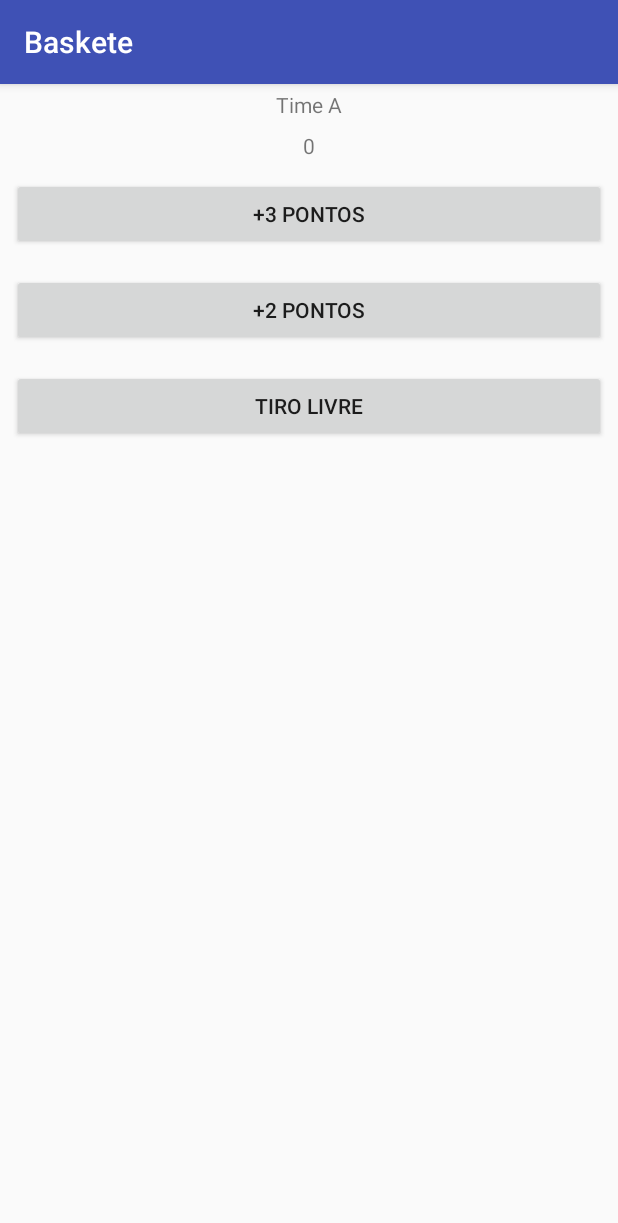
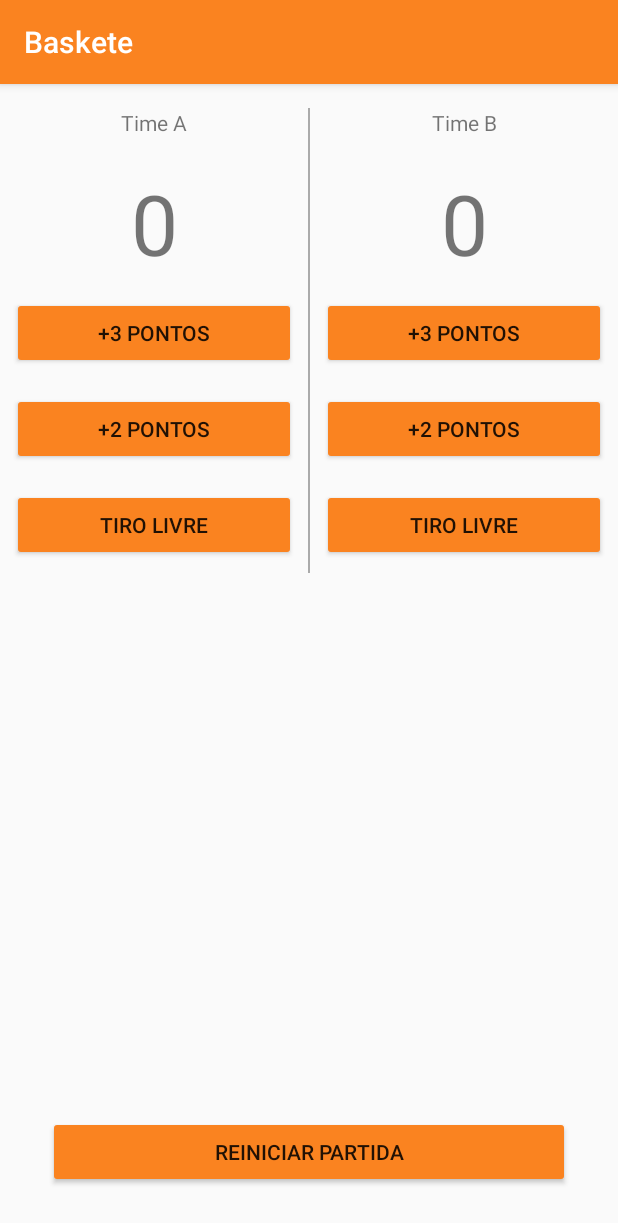
Before and after one commit to gercifilho/Android-Baskete, an Android app: the screen it shows after launch (MainActivity), on a phone screen of 412 x 824 dp. Shown: the top 1223 px of the screen. Run offline under Robolectric (Android 15) with nearby library versions, the phone set to English and light mode, and no system bars.

Commit message:
melhoria no layout

```diff
--- a/app/src/main/java/br/com/pocomartins/baskete/MainActivity.java
+++ b/app/src/main/java/br/com/pocomartins/baskete/MainActivity.java
@@ -7,7 +7,8 @@ import android.widget.Button;
 import android.widget.TextView;
 
 public class MainActivity extends AppCompatActivity {
-    private int pontuacaoTimeA =0;
+    private int pontuacaoTimeA = 0;
+    private int pontuacaoTimeB = 0;
 
     @Override
     protected void onCreate(Bundle savedInstanceState) {
@@ -38,7 +39,37 @@ public class MainActivity extends AppCompatActivity {
             }
         });
 
+        Button botaoTresPontosTimeB = (Button) findViewById(R.id.tresPontosB);
+        botaoTresPontosTimeB.setOnClickListener(new View.OnClickListener() {
+            @Override
+            public void onClick(View v) {
+                addTresPontosTimeB();
+            }
+        });
 
+        Button botaodoisPontosTimeB = (Button) findViewById(R.id.doisPontosB);
+        botaodoisPontosTimeB.setOnClickListener(new View.OnClickListener() {
+            @Override
+            public void onClick(View v) {
+                addDoisPontosTimeB();
+            }
+        });
+
+        Button tiroslivresB = (Button) findViewById(R.id.tiroslivresB);
+        tiroslivresB.setOnClickListener(new View.OnClickListener() {
+            @Override
+            public void onClick(View v) {
+                addUmPontosTimeB();
+            }
+        });
+
+        Button reinicarPartida = (Button) findViewById(R.id.reiniciar);
+        reinicarPartida.setOnClickListener(new View.OnClickListener() {
+            @Override
+            public void onClick(View v) {
+                reiniciarPartida();
+            }
+        });
 
 
     }
@@ -46,6 +77,11 @@ public class MainActivity extends AppCompatActivity {
     public void mostraPlacarTimeA(int pontuacao) {
         TextView placarTimeA = (TextView) findViewById(R.id.placaTimeA);
         placarTimeA.setText(String.valueOf(pontuacao));
+    }
+
+    public void mostraPlacarTimeB(int pontuacao) {
+        TextView placarTimeB = (TextView) findViewById(R.id.placaTimeB);
+        placarTimeB.setText(String.valueOf(pontuacao));
     }
 
     public void addTresPontosTimeA() {
@@ -62,4 +98,29 @@ public class MainActivity extends AppCompatActivity {
         pontuacaoTimeA = pontuacaoTimeA + 1;
         mostraPlacarTimeA(pontuacaoTimeA);
     }
+
+    public void addTresPontosTimeB() {
+        pontuacaoTimeB = pontuacaoTimeB + 3;
+        mostraPlacarTimeB(pontuacaoTimeB);
+    }
+
+    public void addDoisPontosTimeB() {
+        pontuacaoTimeB = pontuacaoTimeB + 2;
+        mostraPlacarTimeB(pontuacaoTimeB);
+    }
+
+    public void addUmPontosTimeB() {
+        pontuacaoTimeB = pontuacaoTimeB + 1;
+        mostraPlacarTimeB(pontuacaoTimeB);
+    }
+
+    public void reiniciarPartida(){
+        pontuacaoTimeA = 0;
+        pontuacaoTimeB = 0;
+
+        mostraPlacarTimeA(pontuacaoTimeA);
+        mostraPlacarTimeB(pontuacaoTimeB);
+
+
+    }
 }
--- a/app/src/main/res/layout/activity_main.xml
+++ b/app/src/main/res/layout/activity_main.xml
@@ -1,48 +1,133 @@
 <?xml version="1.0" encoding="utf-8"?>
-<LinearLayout xmlns:android="http://schemas.android.com/apk/res/android"
+
+<RelativeLayout xmlns:android="http://schemas.android.com/apk/res/android"
     xmlns:tools="http://schemas.android.com/tools"
+    android:layout_width="match_parent"
+    android:layout_height="match_parent"
+    tools:context="br.com.pocomartins.baskete.MainActivity">
+
+
+    <LinearLayout
         android:id="@+id/activity_main"
         android:layout_width="match_parent"
-    android:layout_height="match_parent"
-    android:orientation="vertical"
-    tools:context="br.com.pocomartins.baskete.MainActivity">
+        android:layout_height="wrap_content"
+        android:orientation="horizontal">
+
+        <LinearLayout
+            android:layout_width="0dp"
+            android:layout_height="wrap_content"
+            android:layout_weight="1"
+            android:orientation="vertical">
 
             <TextView
                 android:id="@+id/timea"
                 android:layout_width="match_parent"
                 android:layout_height="wrap_content"
+                android:gravity="center"
+                android:padding="16dp"
                 android:text="Time A"
-        android:gravity="center"
-        android:padding="4dp"/>
+                android:textSize="14sp"
+                android:fontFamily="sans-serif"/>
 
             <TextView
                 android:id="@+id/placaTimeA"
                 android:layout_width="match_parent"
                 android:layout_height="wrap_content"
+                android:gravity="center"
+                android:padding="4dp"
                 android:text="0"
-        android:gravity="center"
-        android:padding="4dp"/>
+                android:textSize="56sp"
+                android:fontFamily="sans-serif"/>
 
             <Button
                 android:id="@+id/tresPontosA"
                 android:layout_width="match_parent"
                 android:layout_height="wrap_content"
-        android:text="+3 pontos"
-        android:layout_margin="8dp"/>
+                android:layout_margin="8dp"
+                android:text="+3 pontos" />
 
             <Button
                 android:id="@+id/doisPontosA"
                 android:layout_width="match_parent"
                 android:layout_height="wrap_content"
-        android:text="+2 pontos"
-        android:layout_margin="8dp"/>
+                android:layout_margin="8dp"
+                android:text="+2 pontos" />
 
             <Button
                 android:id="@+id/tiroslivresA"
                 android:layout_width="match_parent"
                 android:layout_height="wrap_content"
-        android:text="Tiro Livre"
-        android:layout_margin="8dp"/>
+                android:layout_margin="8dp"
+                android:text="Tiro Livre" />
+
+        </LinearLayout>
+
+        <View
+            android:layout_width="1dp"
+            android:layout_height="match_parent"
+            android:background="@android:color/darker_gray"
+            android:layout_marginTop="16dp"/>
+
+        <LinearLayout
+            android:layout_width="0dp"
+            android:layout_height="wrap_content"
+            android:layout_weight="1"
+            android:orientation="vertical">
+
+            <TextView
+                android:id="@+id/timeB"
+                android:layout_width="match_parent"
+                android:layout_height="wrap_content"
+                android:gravity="center"
+                android:padding="16dp"
+                android:text="Time B"
+                android:textSize="14sp"
+                android:fontFamily="sans-serif"/>
+
+            <TextView
+                android:id="@+id/placaTimeB"
+                android:layout_width="match_parent"
+                android:layout_height="wrap_content"
+                android:gravity="center"
+                android:padding="4dp"
+                android:text="0"
+                android:textSize="56sp"
+                android:fontFamily="sans-serif"/>
+
+            <Button
+                android:id="@+id/tresPontosB"
+                android:layout_width="match_parent"
+                android:layout_height="wrap_content"
+                android:layout_margin="8dp"
+                android:text="+3 pontos" />
+
+            <Button
+                android:id="@+id/doisPontosB"
+                android:layout_width="match_parent"
+                android:layout_height="wrap_content"
+                android:layout_margin="8dp"
+                android:text="+2 pontos" />
+
+            <Button
+                android:id="@+id/tiroslivresB"
+                android:layout_width="match_parent"
+                android:layout_height="wrap_content"
+                android:layout_margin="8dp"
+                android:text="Tiro Livre" />
+
+        </LinearLayout>
 
 
     </LinearLayout>
+
+    <Button
+        android:id="@+id/reiniciar"
+        android:layout_width="match_parent"
+        android:layout_height="wrap_content"
+        android:layout_alignParentBottom="true"
+        android:layout_centerHorizontal="true"
+        android:layout_margin="32dp"
+        android:text="Reiniciar Partida" />
+
+
+</RelativeLayout>
--- a/app/src/main/res/values/styles.xml
+++ b/app/src/main/res/values/styles.xml
@@ -3,9 +3,10 @@
     <!-- Base application theme. -->
     <style name="AppTheme" parent="Theme.AppCompat.Light.DarkActionBar">
         <!-- Customize your theme here. -->
-        <item name="colorPrimary">@color/colorPrimary</item>
-        <item name="colorPrimaryDark">@color/colorPrimaryDark</item>
-        <item name="colorAccent">@color/colorAccent</item>
+        <item name="colorPrimary">#FA8320</item>
+        <item name="colorPrimaryDark">#EF811A</item>
+        <item name="colorAccent">#FA8320</item>
+        <item name="colorButtonNormal">#FA8320</item>
     </style>
 
 </resources>
```
Lines whose indentation alone changed are shown as unchanged.
